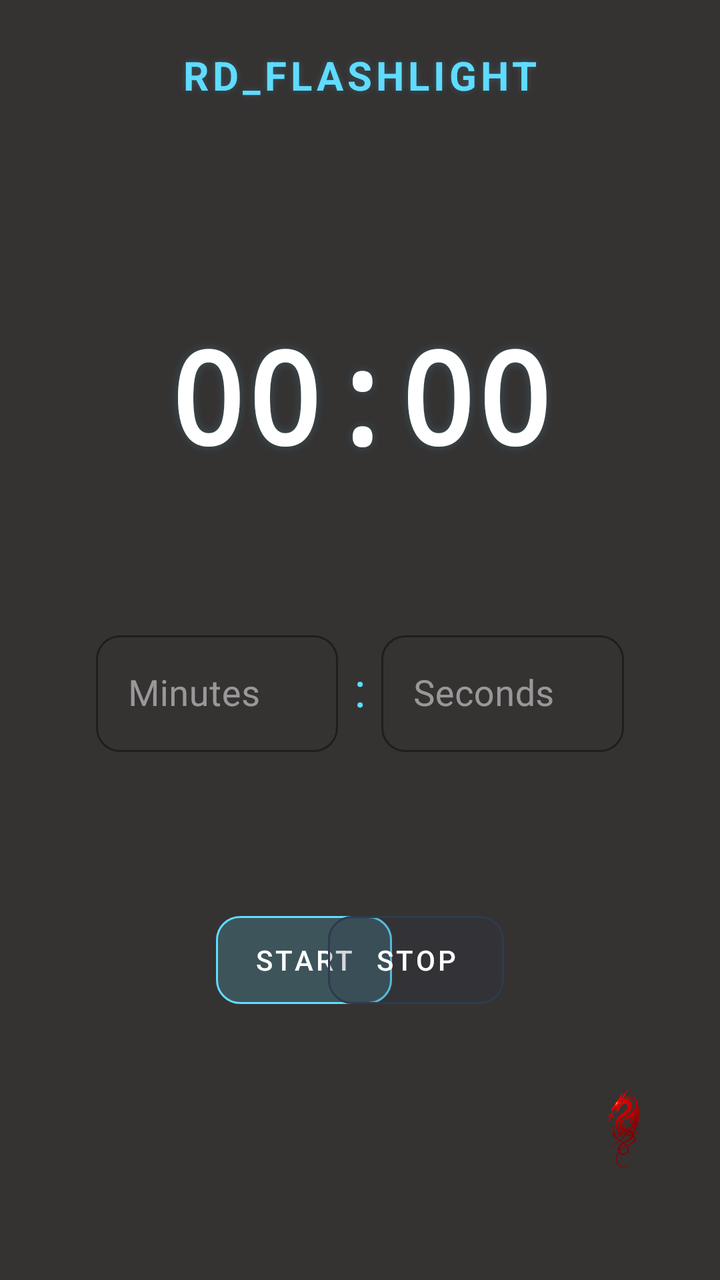
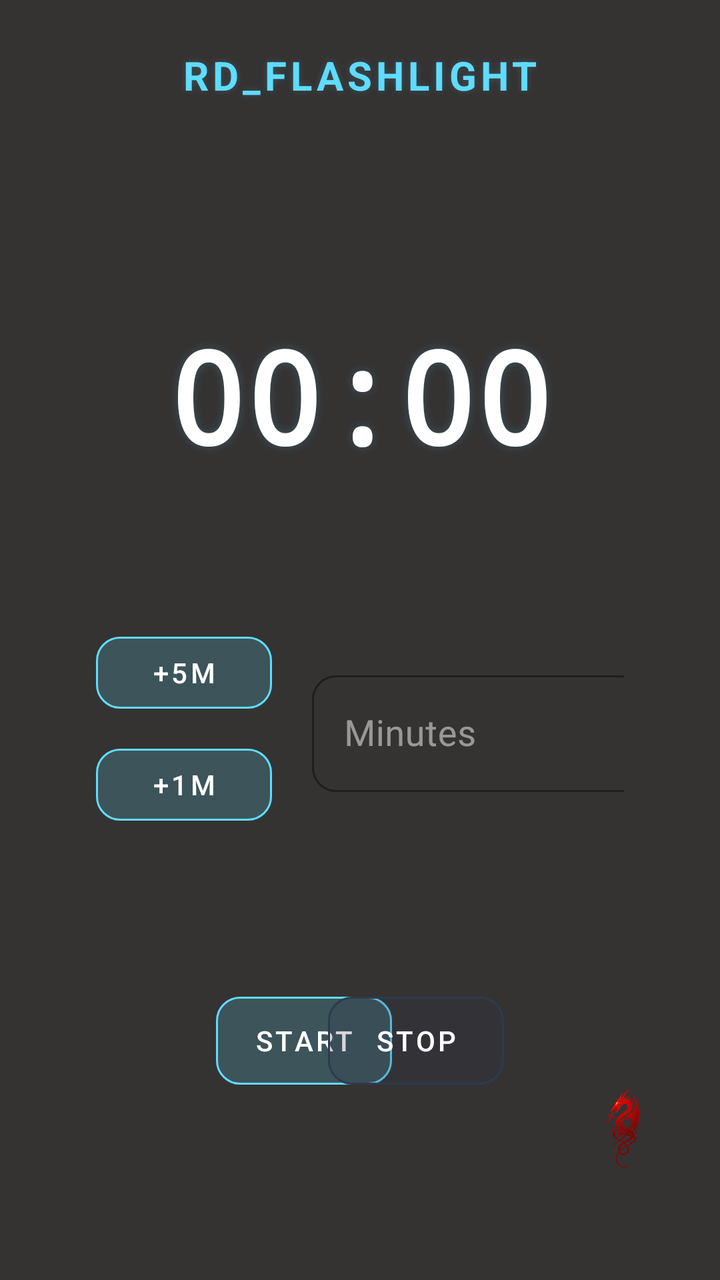

An Android layout rendered at two revisions. The XML below is the earlier revision; the diff shows what the commit changed to produce the second picture.
<!-- AndroidManifest.xml: application theme AppTheme -->
<!-- res/layout/activity_main.xml -->
<?xml version="1.0" encoding="utf-8"?>
<androidx.constraintlayout.widget.ConstraintLayout
    xmlns:android="http://schemas.android.com/apk/res/android"
    xmlns:app="http://schemas.android.com/apk/res-auto"
    xmlns:tools="http://schemas.android.com/tools"
    android:layout_width="match_parent"
    android:layout_height="match_parent"
    android:background="#353232"
    android:padding="24dp"
    android:theme="@style/AppTheme">

    
    <TextView
        android:id="@+id/tvTitle"
        android:layout_width="wrap_content"
        android:layout_height="wrap_content"
        android:text="RD_FLASHLIGHT"
        android:textSize="20sp"
        android:textAllCaps="true"
        android:letterSpacing="0.1"
        app:layout_constraintTop_toTopOf="parent"
        app:layout_constraintStart_toStartOf="parent"
        app:layout_constraintEnd_toEndOf="parent"
        android:textAppearance="@style/TextAppearance.TitleGradient"/>

    

    
    <LinearLayout
        android:id="@+id/linearLayout"
        android:layout_width="wrap_content"
        android:layout_height="wrap_content"
        android:layout_marginTop="80dp"
        android:gravity="center"
        android:orientation="horizontal"
        app:layout_constraintEnd_toEndOf="parent"
        app:layout_constraintHorizontal_bias="0.498"
        app:layout_constraintStart_toStartOf="parent"
        app:layout_constraintTop_toBottomOf="@id/tvTitle">

        <ImageView
            android:layout_width="24dp"
            android:layout_height="24dp"
            android:layout_marginStart="8dp" />
    </LinearLayout>

    <com.google.android.material.card.MaterialCardView
        android:id="@+id/cardInput"
        android:layout_width="0dp"
        android:layout_height="wrap_content"
        app:cardBackgroundColor="#1E1E1E"
        app:cardCornerRadius="20dp"
        app:strokeColor="#334D4D4D"
        app:strokeWidth="1dp"
        app:layout_constraintTop_toBottomOf="@id/tvCountdown"
        app:layout_constraintStart_toStartOf="parent"
        app:layout_constraintEnd_toEndOf="parent"
        android:layout_marginTop="48dp"
        android:layout_marginHorizontal="16dp">

    </com.google.android.material.card.MaterialCardView>

    
    <LinearLayout
        android:id="@+id/linearLayout2"
        android:layout_width="0dp"
        android:layout_height="wrap_content"
        android:layout_marginTop="48dp"
        android:dividerPadding="16dp"
        android:gravity="center"
        android:orientation="horizontal"
        android:showDividers="middle"
        app:layout_constraintEnd_toEndOf="parent"
        app:layout_constraintStart_toStartOf="parent"
        app:layout_constraintTop_toBottomOf="@id/cardInput">


    </LinearLayout>

    <com.google.android.material.button.MaterialButton
        android:id="@+id/btnStart"
        style="@style/ControlButton"
        android:layout_width="wrap_content"
        android:layout_height="56dp"
        android:layout_marginStart="84dp"
        android:layout_marginTop="52dp"
        android:text="START"
        app:backgroundTint="#335FDCFF"
        app:layout_constraintStart_toStartOf="parent"
        app:layout_constraintTop_toBottomOf="@+id/linearLayout3"
        app:strokeColor="#5FDCFF"
        app:strokeWidth="1dp" />

    <com.google.android.material.button.MaterialButton
        android:id="@+id/btnStopService"
        style="@style/ControlButton"
        android:layout_width="wrap_content"
        android:layout_height="56dp"
        android:layout_marginTop="52dp"
        android:layout_marginEnd="84dp"
        android:text="STOP"
        app:backgroundTint="#332E3B4D"
        app:layout_constraintEnd_toEndOf="parent"
        app:layout_constraintTop_toBottomOf="@+id/linearLayout3"
        app:strokeColor="#2E3B4D"
        app:strokeWidth="1dp" />

    <LinearLayout
        android:id="@+id/linearLayout3"
        android:layout_width="match_parent"
        android:layout_height="wrap_content"
        android:gravity="center_vertical"
        android:orientation="horizontal"
        android:padding="24dp"
        app:layout_constraintEnd_toEndOf="parent"
        app:layout_constraintStart_toStartOf="parent"
        app:layout_constraintTop_toBottomOf="@+id/cardInput">

        
        <com.google.android.material.textfield.TextInputLayout
            style="@style/InputStyle"
            android:layout_width="0dp"
            android:layout_height="wrap_content"
            android:layout_weight="1"
            android:hint="Minutes">

            <com.google.android.material.textfield.TextInputEditText
                android:id="@+id/etMinutes"
                android:layout_width="match_parent"
                android:layout_height="wrap_content"
                android:inputType="number"
                android:maxLines="1"
                android:textColor="#FFFFFF"
                android:textSize="18sp" />
        </com.google.android.material.textfield.TextInputLayout>

        
        <TextView
            android:layout_width="wrap_content"
            android:layout_height="wrap_content"
            android:layout_marginHorizontal="8dp"
            android:text=":"
            android:textColor="#5FDCFF"
            android:textSize="24sp" />

        
        <com.google.android.material.textfield.TextInputLayout
            style="@style/InputStyle"
            android:layout_width="0dp"
            android:layout_height="wrap_content"
            android:layout_weight="1"
            android:hint="Seconds">

            <com.google.android.material.textfield.TextInputEditText
                android:id="@+id/etSeconds"
                android:layout_width="match_parent"
                android:layout_height="wrap_content"
                android:inputType="number"
                android:maxLines="1"
                android:textColor="#FFFFFF"
                android:textSize="18sp" />
        </com.google.android.material.textfield.TextInputLayout>
    </LinearLayout>

    <TextView
        android:id="@+id/tvCountdown"
        android:layout_width="wrap_content"
        android:layout_height="wrap_content"
        android:fontFamily="monospace"
        android:shadowColor="#335FDCFF"
        android:shadowDx="0"
        android:shadowDy="0"
        android:shadowRadius="12"
        android:text="00:00"
        android:textColor="#FFFFFF"
        android:textSize="64sp"
        android:textStyle="bold"
        app:layout_constraintEnd_toEndOf="parent"
        app:layout_constraintStart_toStartOf="parent"
        app:layout_constraintTop_toBottomOf="@+id/linearLayout" />

    <ImageView
        android:id="@+id/ivLogo"
        android:layout_width="40dp"
        android:layout_height="40dp"
        android:layout_marginEnd="4dp"
        android:layout_marginBottom="32dp"
        android:src="@drawable/rdragon"
        app:layout_constraintBottom_toBottomOf="parent"
        app:layout_constraintEnd_toEndOf="parent" />

</androidx.constraintlayout.widget.ConstraintLayout>
<!-- resources referenced by this layout -->
<resources>
  <!-- drawable rdragon: png bitmap (drawable, 58167 bytes) -->
  <style name="AppTheme" parent="Theme.MaterialComponents.DayNight.NoActionBar">
          <item name="colorPrimary">#5FDCFF</item>
          <item name="colorPrimaryVariant">#2E3B4D</item>
          <item name="colorOnPrimary">#FFFFFF</item>
          <item name="colorSecondary">#5FDCFF</item>
          <item name="colorSecondaryVariant">#3A879D</item>
          <item name="colorOnSecondary">#0A0A0A</item>
          <item name="android:statusBarColor">#0A0A0A</item>
          <item name="android:navigationBarColor">#0A0A0A</item>
      </style>
  <style name="ControlButton" parent="Widget.MaterialComponents.Button.OutlinedButton">
          <item name="android:textSize">14sp</item>
          <item name="android:textColor">#FFFFFF</item>
          <item name="android:letterSpacing">0.1</item>
          <item name="iconTint">@color/white</item>
          <item name="iconSize">24dp</item>
          <item name="iconPadding">8dp</item>
          <item name="shapeAppearance">@style/ShapeAppearance.Button</item>
      </style>
  <style name="InputStyle" parent="Widget.MaterialComponents.TextInputLayout.OutlinedBox">
          <item name="boxStrokeColor">#5FDCFF</item>
          <item name="hintTextColor">#7FFFFFFF</item>
          <item name="android:textColorHint">#7FFFFFFF</item>
          <item name="boxCornerRadiusTopStart">12dp</item>
          <item name="boxCornerRadiusTopEnd">12dp</item>
          <item name="boxCornerRadiusBottomStart">12dp</item>
          <item name="boxCornerRadiusBottomEnd">12dp</item>
      </style>
  <style name="TextAppearance.TitleGradient" parent="TextAppearance.MaterialComponents.Headline5">
          <item name="android:textColor">#5FDCFF</item>
          <item name="android:textStyle">bold</item>
          <item name="android:shadowColor">#335FDCFF</item>
          <item name="android:shadowDx">0</item>
          <item name="android:shadowDy">0</item>
          <item name="android:shadowRadius">8</item>
      </style>
  <color name="white">#FFFFFFFF</color>
  <style name="ShapeAppearance.Button" parent="ShapeAppearance.MaterialComponents.SmallComponent">
          <item name="cornerSize">12dp</item>
      </style>
</resources>

<!-- the commit's change to res/layout/activity_main.xml (unified diff, before → after) -->
@@ -117,6 +117,33 @@
         app:layout_constraintTop_toBottomOf="@+id/cardInput">
 
         
+        <LinearLayout
+            android:layout_width="wrap_content"
+            android:layout_height="wrap_content"
+            android:orientation="vertical"
+            android:gravity="center">
+
+            <com.google.android.material.button.MaterialButton
+                android:id="@+id/btnAdd5Min"
+                style="@style/ControlButton"
+                android:layout_width="wrap_content"
+                android:layout_height="48dp"
+                android:text="+5m"
+                app:backgroundTint="#335FDCFF"
+                app:strokeColor="#5FDCFF"
+                app:strokeWidth="1dp" />
+
+            <com.google.android.material.button.MaterialButton
+                android:id="@+id/btnAdd1Min"
+                style="@style/ControlButton"
+                android:layout_width="wrap_content"
+                android:layout_height="48dp"
+                android:layout_marginTop="8dp"
+                android:text="+1m"
+                app:backgroundTint="#335FDCFF"
+                app:strokeColor="#5FDCFF"
+                app:strokeWidth="1dp"/>
+        </LinearLayout>
         <com.google.android.material.textfield.TextInputLayout
             style="@style/InputStyle"
             android:layout_width="0dp"
@@ -126,34 +153,8 @@
 
             <com.google.android.material.textfield.TextInputEditText
                 android:id="@+id/etMinutes"
-                android:layout_width="match_parent"
-                android:layout_height="wrap_content"
-                android:inputType="number"
-                android:maxLines="1"
-                android:textColor="#FFFFFF"
-                android:textSize="18sp" />
-        </com.google.android.material.textfield.TextInputLayout>
-
-        
-        <TextView
-            android:layout_width="wrap_content"
-            android:layout_height="wrap_content"
-            android:layout_marginHorizontal="8dp"
-            android:text=":"
-            android:textColor="#5FDCFF"
-            android:textSize="24sp" />
-
-        
-        <com.google.android.material.textfield.TextInputLayout
-            style="@style/InputStyle"
-            android:layout_width="0dp"
-            android:layout_height="wrap_content"
-            android:layout_weight="1"
-            android:hint="Seconds">
-
-            <com.google.android.material.textfield.TextInputEditText
-                android:id="@+id/etSeconds"
-                android:layout_width="match_parent"
+                android:layout_width="216dp"
+                android:layout_marginLeft="20dp"
                 android:layout_height="wrap_content"
                 android:inputType="number"
                 android:maxLines="1"
